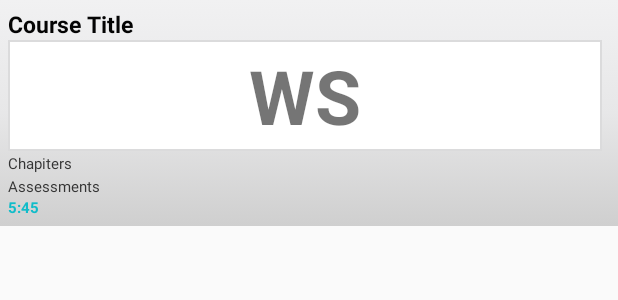
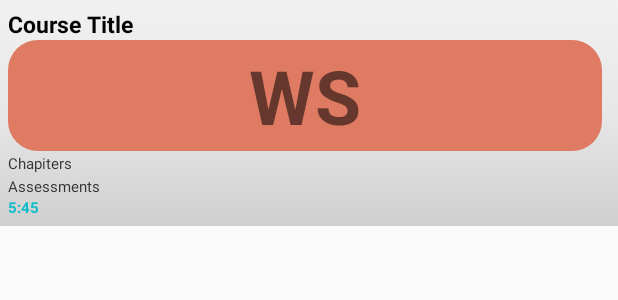
Before and after one commit to frere10/officels, an Android app: the layout course_card_view.xml on its own in the app's theme, with its tools: preview values and no code run, on a phone screen of 412 x 824 dp. Shown: the top 300 px of the screen. Run offline under Robolectric (Android 15) with nearby library versions, the phone set to English and light mode, and no system bars; network calls fail.

```diff
--- /dev/null
+++ b/app/src/main/res/drawable/rounded_rectangle_orange.xml
@@ -0,0 +1,14 @@
+<?xml version="1.0" encoding="utf-8"?>
+<shape xmlns:android="http://schemas.android.com/apk/res/android"
+    android:shape="rectangle" >
+
+    <!-- View background color -->
+    <solid
+        android:color="#df7a63" >
+    </solid>
+
+    <!-- The radius makes the corners rounded -->
+    <corners
+        android:radius="20dp">
+    </corners>
+</shape>
--- a/app/src/main/res/layout/course_card_view.xml
+++ b/app/src/main/res/layout/course_card_view.xml
@@ -23,7 +23,7 @@
         android:layout_height="match_parent"
         android:layout_alignParentLeft="true"
         android:layout_marginRight="5dip"
-        android:background="@drawable/image_bg"
+        android:background="@drawable/rounded_rectangle_orange"
         android:padding="3dip">
 
         <TextView
```
Also changed, not shown: app/src/main/java/rw/akimana/officels/MainActivity.java (+12 -1 lines).
